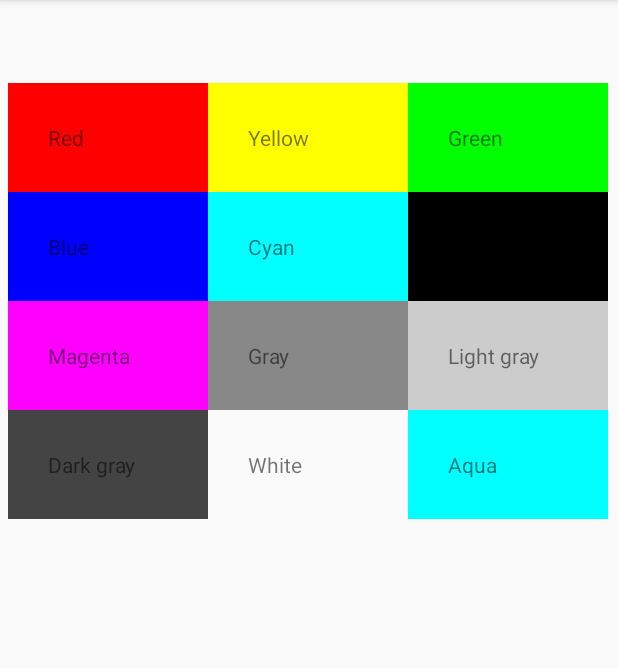
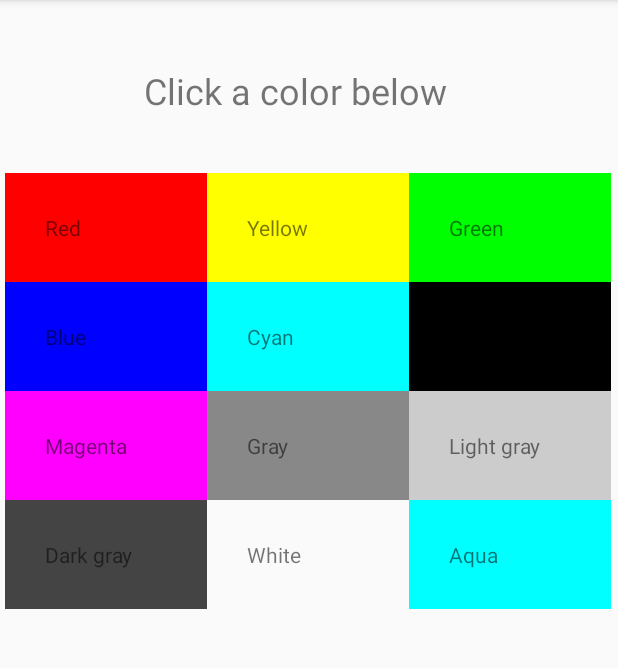
Before and after one commit to tuj39467/ColorChangingApp, an Android app: the screen it shows after launch (PaletteActivity), on a phone screen of 412 x 824 dp, the part 84-752 px from its top. Run offline under Robolectric (Android 15) with nearby library versions, the phone set to English and light mode, and no system bars.

Commit message:
Added instructions to app as a textview

```diff
--- a/app/src/main/res/layout/activity_main.xml
+++ b/app/src/main/res/layout/activity_main.xml
@@ -10,10 +10,10 @@
 
     <GridView
         android:id="@+id/gridview"
-        android:layout_width="400dp"
-        android:layout_height="621dp"
-        android:layout_marginStart="5dp"
-        android:layout_marginTop="55dp"
+        android:layout_width="404dp"
+        android:layout_height="556dp"
+        android:layout_marginStart="3dp"
+        android:layout_marginTop="115dp"
         android:columnWidth="100dp"
         android:gravity="center"
         android:horizontalSpacing="0dp"
@@ -23,6 +23,17 @@
         app:layout_constraintStart_toStartOf="parent"
         app:layout_constraintTop_toTopOf="parent" />
 
+    <TextView
+        android:id="@+id/textView"
+        android:layout_width="215dp"
+        android:layout_height="43dp"
+        android:layout_marginStart="96dp"
+        android:layout_marginTop="44dp"
+        android:text="@string/instruction"
+        android:textSize="24sp"
+        app:layout_constraintStart_toStartOf="parent"
+        app:layout_constraintTop_toTopOf="parent" />
+
     app:layout_constraintStart_toStartOf="parent"
     app:layout_constraintTop_toTopOf="parent" />
 
--- a/app/src/main/res/values/strings.xml
+++ b/app/src/main/res/values/strings.xml
@@ -13,4 +13,5 @@
     <string name="Gray">Gray</string>
     <string name="Magenta">Magenta</string>
     <string name="Black">Black</string>
+    <string name="instruction">Click a color below</string>
 </resources>
```
